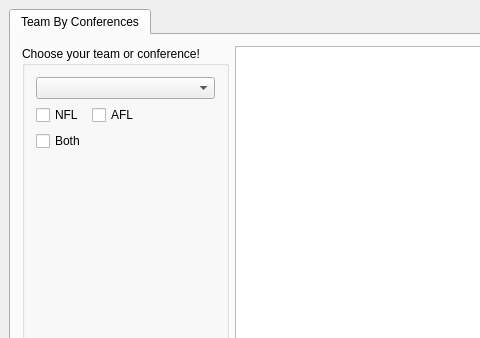
Above: mainwindow.ui from OneEcho/NFL-Football-Project before the change; both pictures show x 0 to 480 and y 0 to 338 of the 1120 by 626 pixel window. Below: the same form after it.
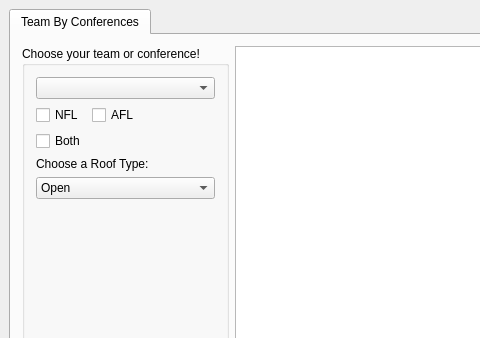
That is the form after the change.

Commit message: Readded roof combo box

The edit to the form file:
```diff
--- a/mainwindow.ui
+++ b/mainwindow.ui
@@ -61,6 +61,32 @@
            </property>
           </widget>
          </item>
+         <item row="3" column="0" colspan="2">
+          <widget class="QLabel" name="roofLabel">
+           <property name="text">
+            <string>Choose a Roof Type: </string>
+           </property>
+          </widget>
+         </item>
+         <item row="4" column="0" colspan="2">
+          <widget class="QComboBox" name="roofComboBox">
+           <item>
+            <property name="text">
+             <string>Open</string>
+            </property>
+           </item>
+           <item>
+            <property name="text">
+             <string>Fixed</string>
+            </property>
+           </item>
+           <item>
+            <property name="text">
+             <string>Retractable</string>
+            </property>
+           </item>
+          </widget>
+         </item>
         </layout>
        </widget>
       </item>
@@ -87,7 +113,7 @@
      <string>Admin</string>
     </property>
    </widget>
-   <widget class="QWidget" name="">
+   <widget class="QWidget" name="layoutWidget">
     <property name="geometry">
      <rect>
       <x>9</x>
```
Left out of the diff: 2 changed lines with no effect on the pictures.
